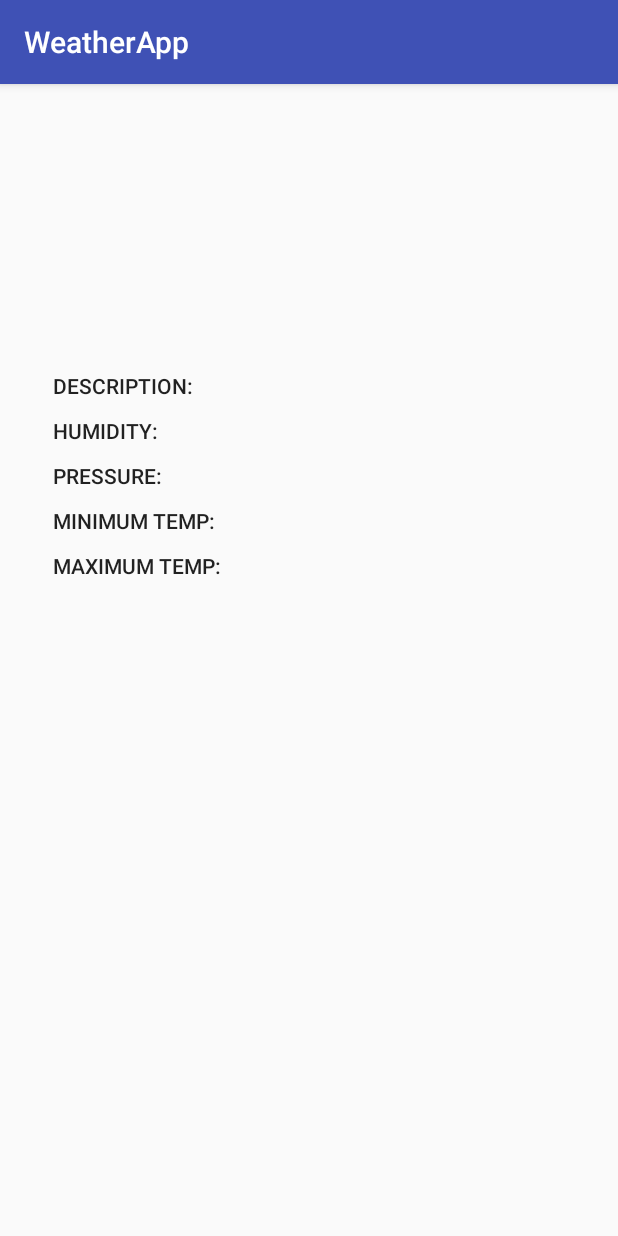
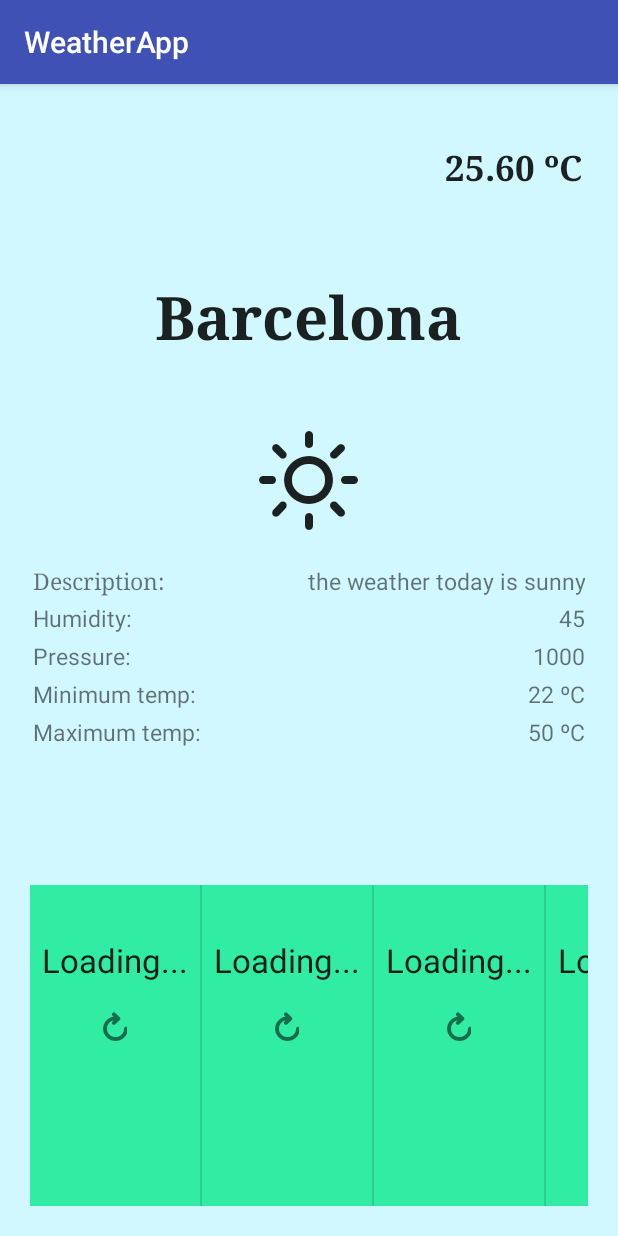
Before and after one commit to marcparicio/WeatherApp, an Android app: the WeatherFragment screen opened directly, with no data from a screen before it, on a phone screen of 412 x 824 dp. Run offline under Robolectric (Android 15) with nearby library versions, the phone set to English and light mode, and no system bars; our stand-ins replace ButterKnife; 23 statements that could not run were skipped.

Commit message:
UI update

```diff
--- a/app/src/main/java/com/paricio/weatherapp/ForecastRecyclerView/ForecastHolder.java
+++ b/app/src/main/java/com/paricio/weatherapp/ForecastRecyclerView/ForecastHolder.java
@@ -32,9 +32,10 @@ public class ForecastHolder extends RecyclerView.ViewHolder{
     }
 
     public void bindForecast(String temperature, String iconId, String date) {
-        temperatureTextView.setText(temperature + " °C");
+        Resources res = view.getResources();
+        if (temperature.equals(res.getString(R.string.loading))) temperatureTextView.setText(res.getString(R.string.loading));
+        else temperatureTextView.setText(temperature + " °C");
         dateTextView.setText(OpenWeatherForecastOffset.getDayOfWeek(date));
-        Resources res = view.getResources();
         iconTextView.setText(WeatherIconConverter.fromCodeToIcon(iconId, res));
     }
 
--- a/app/src/main/java/com/paricio/weatherapp/Model/Forecast.java
+++ b/app/src/main/java/com/paricio/weatherapp/Model/Forecast.java
@@ -6,7 +6,7 @@ public class Forecast {
 
     private String id;
 
-    private List<ForecastDay> forecastDays = null;
+    private List<ForecastDay> forecastDays;
 
     public String getId() {
         return id;
--- a/app/src/main/java/com/paricio/weatherapp/WeatherFragment.java
+++ b/app/src/main/java/com/paricio/weatherapp/WeatherFragment.java
@@ -18,6 +18,7 @@ import com.google.gson.Gson;
 import com.google.gson.JsonObject;
 import com.paricio.weatherapp.ForecastRecyclerView.ForecastAdapter;
 import com.paricio.weatherapp.Model.Forecast;
+import com.paricio.weatherapp.Model.ForecastDay;
 import com.paricio.weatherapp.Model.Location;
 import com.paricio.weatherapp.RoomDB.AppDatabase;
 import com.paricio.weatherapp.Services.ForecastDataDownloader;
@@ -26,9 +27,12 @@ import com.paricio.weatherapp.utils.OpenWeatherForecastOffset;
 import com.paricio.weatherapp.utils.WeatherIconConverter;
 
 import java.text.SimpleDateFormat;
+import java.util.ArrayList;
 import java.util.Calendar;
 import java.util.Date;
+import java.util.List;
 import java.util.TimeZone;
+import java.util.UUID;
 import java.util.concurrent.ExecutionException;
 
 import butterknife.BindView;
@@ -77,13 +81,6 @@ public class WeatherFragment extends Fragment {
         dataDownloader.setDataDownloadListener(new ForecastDataDownloader.DataDownloadListener() {
             @Override
             public void onForecastDataDownloaded(Forecast forecast) {
-                LinearLayoutManager linearLayoutManager = new LinearLayoutManager(getActivity(),LinearLayoutManager.HORIZONTAL,false);
-                forecastRecyclerView.setLayoutManager(linearLayoutManager);
-                DividerItemDecoration dividerItemDecoration = new DividerItemDecoration(
-                        forecastRecyclerView.getContext(),
-                        linearLayoutManager.getOrientation()
-                );
-                forecastRecyclerView.addItemDecoration(dividerItemDecoration);
                 forecastAdapter = new ForecastAdapter(forecast,WeatherFragment.this);
                 forecastRecyclerView.setAdapter(forecastAdapter);
             }
@@ -101,6 +98,7 @@ public class WeatherFragment extends Fragment {
         View view = inflater.inflate(R.layout.fragment_weather, container, false);
         unbinder = ButterKnife.bind(this, view);
         writeTextViews();
+        setupUI();
         return view;
     }
 
@@ -126,4 +124,36 @@ public class WeatherFragment extends Fragment {
         minTemp.setText(location.getMinTemp());
         maxTemp.setText(location.getMaxTemp());
     }
+
+    private void setupUI() {
+        LinearLayoutManager linearLayoutManager = new LinearLayoutManager(getActivity(),LinearLayoutManager.HORIZONTAL,false);
+        forecastRecyclerView.setLayoutManager(linearLayoutManager);
+        DividerItemDecoration dividerItemDecoration = new DividerItemDecoration(
+                forecastRecyclerView.getContext(),
+                linearLayoutManager.getOrientation()
+        );
+        forecastRecyclerView.addItemDecoration(dividerItemDecoration);
+        Forecast loadingForecast = new Forecast();
+        loadingForecast.setId(UUID.randomUUID().toString());
+        loadingForecast.setForecastDays(getLoadingForecastList());
+        forecastAdapter = new ForecastAdapter(loadingForecast,WeatherFragment.this);
+        forecastRecyclerView.setAdapter(forecastAdapter);
+    }
+
+    private List<ForecastDay> getLoadingForecastList() {
+        List<ForecastDay> forecastDays = new ArrayList<>();
+        TimeZone timezone = TimeZone.getTimeZone(location.getTimezone());
+        Calendar calendar = Calendar.getInstance(timezone);
+        SimpleDateFormat simpleDateFormat = new SimpleDateFormat("yyyy-MM-dd HH:mm:ss");
+        for (int i=0; i<5; ++i) {
+            ForecastDay forecastDay = new ForecastDay();
+            if (i != 0) calendar.add(Calendar.DAY_OF_YEAR, 1);
+            String dateText = simpleDateFormat.format(calendar.getTime());
+            forecastDay.setDate(dateText);
+            forecastDay.setTemperature(getString(R.string.loading));
+            forecastDay.setIconId("-1");
+            forecastDays.add(forecastDay);
+        }
+        return forecastDays;
+    }
 }
--- a/app/src/main/java/com/paricio/weatherapp/utils/WeatherIconConverter.java
+++ b/app/src/main/java/com/paricio/weatherapp/utils/WeatherIconConverter.java
@@ -37,7 +37,9 @@ public class WeatherIconConverter {
                 }
             case '9':
                 return res.getString(R.string.wi_strong_wind);
+            case '-':
+                return res.getString(R.string.wi_refresh);
         }
-        return res.getString(R.string.wi_alien);
+        return res.getString(R.string.wi_na);
     }
 }
--- a/app/src/main/res/layout/fragment_weather.xml
+++ b/app/src/main/res/layout/fragment_weather.xml
@@ -1,36 +1,43 @@
 <?xml version="1.0" encoding="utf-8"?>
-<RelativeLayout xmlns:android="http://schemas.android.com/apk/res/android"
+<LinearLayout xmlns:android="http://schemas.android.com/apk/res/android"
     xmlns:tools="http://schemas.android.com/tools"
     android:layout_width="match_parent"
     android:layout_height="match_parent"
+    android:layout_weight="1"
+    android:background="#D1F7FF"
+    android:orientation="vertical"
     android:padding="20dp">
 
     <LinearLayout
         android:id="@+id/layout_name_and_time"
-        android:orientation="horizontal"
         android:layout_width="match_parent"
         android:layout_height="wrap_content"
-        android:paddingTop="15dp"
-        android:paddingBottom="15dp">
-
-        <TextView
-            android:id="@+id/weather_city_name"
-            android:layout_width="0dp"
-            android:layout_height="wrap_content"
-            android:layout_weight="0.7"
-            android:padding="4dp"
-            android:textAppearance="@style/TextAppearance.AppCompat.Body1"
-            android:textSize="24sp" />
+        android:layout_weight="0.165"
+        android:orientation="horizontal"
+        android:paddingTop="15dp">
 
         <TextView
             android:id="@+id/weather_day"
             android:layout_width="0dp"
             android:layout_height="wrap_content"
-            android:layout_toRightOf="@id/weather_city_name"
-            android:layout_weight="0.3"
+            android:layout_gravity="center_horizontal"
+            android:layout_weight="0.5"
             android:padding="4dp"
-            android:textAppearance="@style/TextAppearance.AppCompat.Body2"
-            android:textSize="18sp" />
+            android:text="Tuesday"
+            android:textAppearance="@style/SerifBoldFont"
+            android:textSize="30dp"/>
+
+        <TextView
+            android:id="@+id/weather_temperature"
+            android:layout_width="0dp"
+            android:layout_height="wrap_content"
+            android:layout_weight="0.5"
+            android:gravity="right"
+            android:padding="4dp"
+            android:text="25.60 ºC"
+            android:textAppearance="@style/SerifBoldFont"
+            android:textSize="23dp"/>
+
 
     </LinearLayout>
 
@@ -39,27 +46,29 @@
         android:layout_width="match_parent"
         android:layout_height="wrap_content"
         android:layout_below="@id/layout_name_and_time"
-        android:orientation="horizontal"
-        android:paddingTop="15dp"
-        android:paddingBottom="15dp">
+        android:layout_weight="0.165"
+        android:orientation="vertical"
+        android:paddingBottom="5dp">
 
         <TextView
-            android:id="@+id/weather_temperature"
-            android:layout_width="0dp"
-            android:layout_height="wrap_content"
-            android:layout_weight="0.7"
-            android:padding="4dp"
-            android:textAppearance="?android:attr/textAppearanceLarge" />
+            android:id="@+id/weather_city_name"
+            android:layout_width="wrap_content"
+            android:layout_height="0dp"
+            android:layout_weight="0.5"
+            android:layout_gravity="center_horizontal"
+            android:text="Barcelona"
+            android:textAppearance="@style/SerifBoldFont"
+            android:textSize="40dp"/>
 
         <TextView
             android:id="@+id/weather_icon"
-            android:layout_width="0dp"
-            android:layout_height="wrap_content"
-            android:layout_toRightOf="@id/weather_temperature"
-            android:layout_weight="0.3"
-            android:padding="4dp"
-            android:textAppearance="@style/TextAppearance.AppCompat.Body2"
-            android:textSize="32dp" />
+            android:layout_width="wrap_content"
+            android:layout_height="0dp"
+            android:layout_gravity="center_horizontal"
+            android:layout_weight="0.5"
+            android:text="@string/wi_day_sunny"
+            android:textAppearance="@style/SerifBoldFont"
+            android:textSize="60dp"/>
 
     </LinearLayout>
 
@@ -68,105 +77,120 @@
         android:layout_width="match_parent"
         android:layout_height="wrap_content"
         android:layout_below="@id/layout_temp_icon"
-        android:orientation="vertical"
-        android:padding="10dp">
+        android:layout_weight="0.33"
+        android:orientation="vertical">
 
         <TextView
             android:id="@+id/label_description"
             android:layout_width="wrap_content"
             android:layout_height="wrap_content"
-            android:padding="5dp"
-            android:text="@string/description"
-            android:textAppearance="@style/TextAppearance.AppCompat.Button"/>
+            android:fontFamily="serif"
+            android:textSize="15dp"
+            android:padding="2dp"
+            android:text="@string/description" />
 
         <TextView
             android:id="@+id/weather_description"
             android:layout_width="wrap_content"
             android:layout_height="wrap_content"
             android:layout_toRightOf="@id/label_description"
-            android:padding="5dp"
-            android:textAppearance="@style/TextAppearance.AppCompat.Button" />
-
+            android:layout_alignParentRight="true"
+            android:gravity="right"
+            android:textSize="15dp"
+            android:padding="2dp"
+            android:text="the weather today is sunny"/>
         <TextView
             android:id="@+id/label_humidity"
             android:layout_width="wrap_content"
             android:layout_height="wrap_content"
-            android:padding="5dp"
             android:layout_below="@id/label_description"
-            android:text="@string/humidity"
-            android:textAppearance="@style/TextAppearance.AppCompat.Button"/>
-
+            android:textSize="15dp"
+            android:padding="2dp"
+            android:text="@string/humidity"/>
         <TextView
             android:id="@+id/weather_humidity"
             android:layout_width="wrap_content"
             android:layout_height="wrap_content"
+            android:layout_below="@id/label_description"
+            android:textSize="15dp"
+            android:layout_alignParentRight="true"
+            android:gravity="right"
             android:layout_toRightOf="@id/label_humidity"
-            android:layout_below="@id/label_description"
-            android:padding="5dp"
-            android:textAppearance="@style/TextAppearance.AppCompat.Button" />
+            android:padding="2dp"
+            android:text="45"/>
 
         <TextView
             android:id="@+id/label_pressure"
             android:layout_width="wrap_content"
             android:layout_height="wrap_content"
-            android:padding="5dp"
             android:layout_below="@id/label_humidity"
-            android:text="@string/pressure"
-            android:textAppearance="@style/TextAppearance.AppCompat.Button"/>
+            android:textSize="15dp"
+            android:padding="2dp"
+            android:text="@string/pressure" />
 
         <TextView
             android:id="@+id/weather_pressure"
             android:layout_width="wrap_content"
             android:layout_height="wrap_content"
+            android:layout_below="@id/label_humidity"
             android:layout_toRightOf="@id/label_pressure"
-            android:layout_below="@id/label_humidity"
-            android:padding="5dp"
-            android:textAppearance="@style/TextAppearance.AppCompat.Button" />
+            android:layout_alignParentRight="true"
+            android:gravity="right"
+            android:textSize="15dp"
+            android:padding="2dp"
+            android:text="1000" />
 
         <TextView
             android:id="@+id/label_min_temp"
             android:layout_width="wrap_content"
             android:layout_height="wrap_content"
-            android:padding="5dp"
             android:layout_below="@id/label_pressure"
-            android:text="@string/min_temp"
-            android:textAppearance="@style/TextAppearance.AppCompat.Button"/>
+            android:textSize="15dp"
+            android:padding="2dp"
+            android:text="@string/min_temp" />
 
         <TextView
             android:id="@+id/weather_min_temp"
             android:layout_width="wrap_content"
             android:layout_height="wrap_content"
+            android:layout_below="@id/label_pressure"
             android:layout_toRightOf="@id/label_min_temp"
-            android:layout_below="@id/label_pressure"
-            android:padding="5dp"
-            android:textAppearance="@style/TextAppearance.AppCompat.Button" />
+            android:layout_alignParentRight="true"
+            android:gravity="right"
+            android:textSize="15dp"
+            android:padding="2dp"
+            android:text="22 ºC" />
 
         <TextView
             android:id="@+id/label_max_temp"
             android:layout_width="wrap_content"
             android:layout_height="wrap_content"
             android:layout_below="@id/label_min_temp"
-            android:padding="5dp"
-            android:text="@string/max_temp"
-            android:textAppearance="@style/TextAppearance.AppCompat.Button"/>
+            android:textSize="15dp"
+            android:padding="2dp"
+            android:text="@string/max_temp" />
 
         <TextView
             android:id="@+id/weather_max_temp"
             android:layout_width="wrap_content"
             android:layout_height="wrap_content"
+            android:layout_below="@id/label_min_temp"
             android:layout_toRightOf="@id/label_max_temp"
-            android:layout_below="@id/label_min_temp"
-            android:padding="5dp"
-            android:textAppearance="@style/TextAppearance.AppCompat.Button" />
+            android:layout_alignParentRight="true"
+            android:gravity="right"
+            android:textSize="15dp"
+            android:padding="2dp"
+            android:text="50 ºC" />
 
     </RelativeLayout>
 
-    <android.support.v7.widget.RecyclerView
-        xmlns:android="http://schemas.android.com/apk/res/android"
+    <android.support.v7.widget.RecyclerView xmlns:android="http://schemas.android.com/apk/res/android"
         android:id="@+id/forecast_recycler_view"
+        style="@style/RecyclerViewStyle"
         android:layout_width="match_parent"
+        android:layout_height="wrap_content"
         android:layout_alignParentBottom="true"
-        style="@style/RecyclerViewStyle"
-        android:layout_height="wrap_content"/>
+        android:layout_weight="0.33"
+        android:background="@color/blue_green"/>
 
-</RelativeLayout>
+</LinearLayout>
--- a/app/src/main/res/layout/list_item_forecast.xml
+++ b/app/src/main/res/layout/list_item_forecast.xml
@@ -3,6 +3,7 @@
     xmlns:tools="http://schemas.android.com/tools"
     android:layout_width="wrap_content"
     android:layout_height="wrap_content"
+    android:background="@color/blue_green"
     style="@style/ViewHolderStyle"
     android:padding="4dp">
 
--- a/app/src/main/res/layout/list_item_weather.xml
+++ b/app/src/main/res/layout/list_item_weather.xml
@@ -11,7 +11,7 @@
         android:layout_width="wrap_content"
         android:layout_height="wrap_content"
         android:layout_alignParentRight="true"
-        android:padding="4dp"
+        android:padding="10dp"
         android:layout_marginRight="10dp"
         android:textSize="30dp" />
 
@@ -21,14 +21,14 @@
         android:layout_height="wrap_content"
         android:layout_centerHorizontal="true"
         android:layout_centerVertical="true"
-        android:padding="4dp"
+        android:padding="10dp"
         android:textAppearance="?android:attr/textAppearanceLarge" />
 
     <TextView
         android:id="@+id/list_item_weather_city_name"
         android:layout_width="wrap_content"
         android:layout_height="wrap_content"
-        android:padding="4dp"
+        android:padding="10dp"
         android:textAppearance="@style/TextAppearance.AppCompat.Body2" />
 
     <TextClock
@@ -36,6 +36,6 @@
         android:layout_width="wrap_content"
         android:layout_height="wrap_content"
         android:layout_below="@id/list_item_weather_city_name"
-        android:padding="4dp"
+        android:padding="10dp"
         android:textAppearance="@style/TextAppearance.AppCompat.Body2" />
 </RelativeLayout>
--- a/app/src/main/res/values/colors.xml
+++ b/app/src/main/res/values/colors.xml
@@ -7,5 +7,6 @@
     <color name="dark_blue">#27297c</color>
     <color name="light_blue">#cbf2fa</color>
     <color name="ultra_light_blue">#d9f3f9</color>
+    <color name="blue_green">#31eca3</color>
 
 </resources>
--- a/app/src/main/res/values/strings.xml
+++ b/app/src/main/res/values/strings.xml
@@ -14,6 +14,8 @@
     <string name="humidity">Humidity:</string>
     <string name="min_temp">Minimum temp:</string>
     <string name="max_temp">Maximum temp:</string>
+    <string name="loading">Loading...</string>
+
     <string name="wi_day_sunny">&#xf00d;</string>
     <string name="wi_day_cloudy">&#xf002;</string>
     <string name="wi_day_rain">&#xf008;</string>
@@ -25,4 +27,7 @@
     <string name="wi_snow">&#xf01b;</string>
     <string name="wi_strong_wind">&#xf050;</string>
     <string name="wi_alien">&#xf075;</string>
+    <string name="wi_refresh">&#xf04c;</string>
+    <string name="wi_na">&#xf07b;</string>
+
 </resources>
--- a/app/src/main/res/values/styles.xml
+++ b/app/src/main/res/values/styles.xml
@@ -17,5 +17,9 @@
         <item name="android:background">@color/ultra_light_blue</item>
     </style>
 
+    <style name="SerifBoldFont" parent="@android:style/TextAppearance.Medium">
+        <item name="android:fontFamily">serif</item>
+        <item name="android:textStyle">bold</item>
+    </style>
 
 </resources>
```
